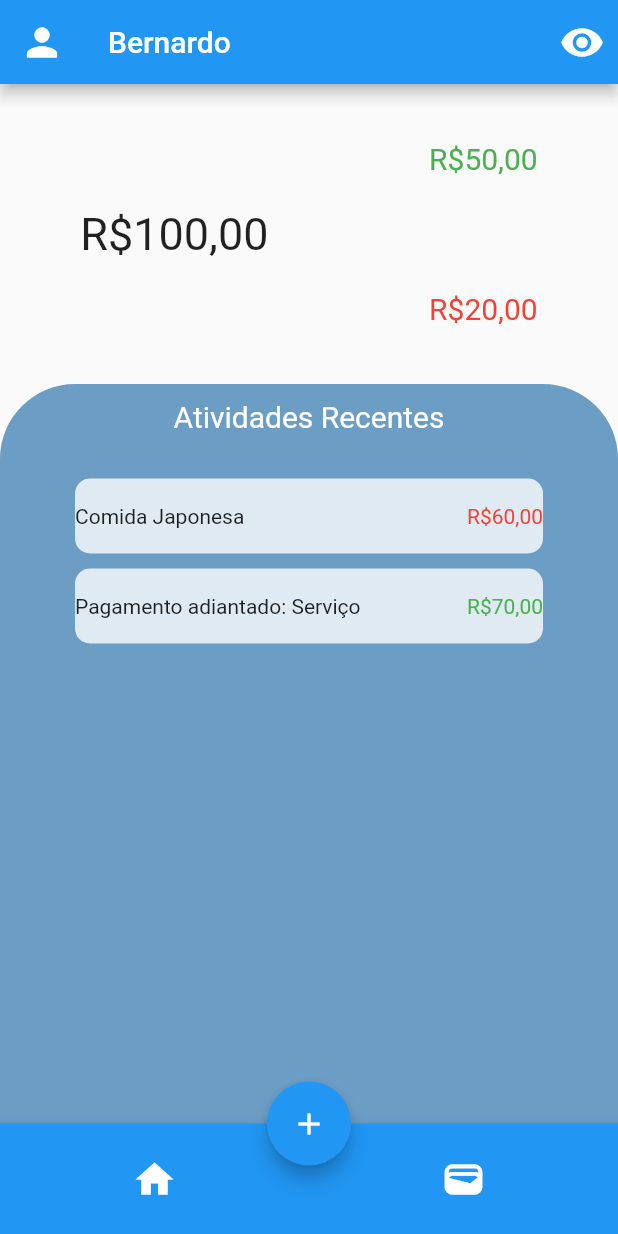
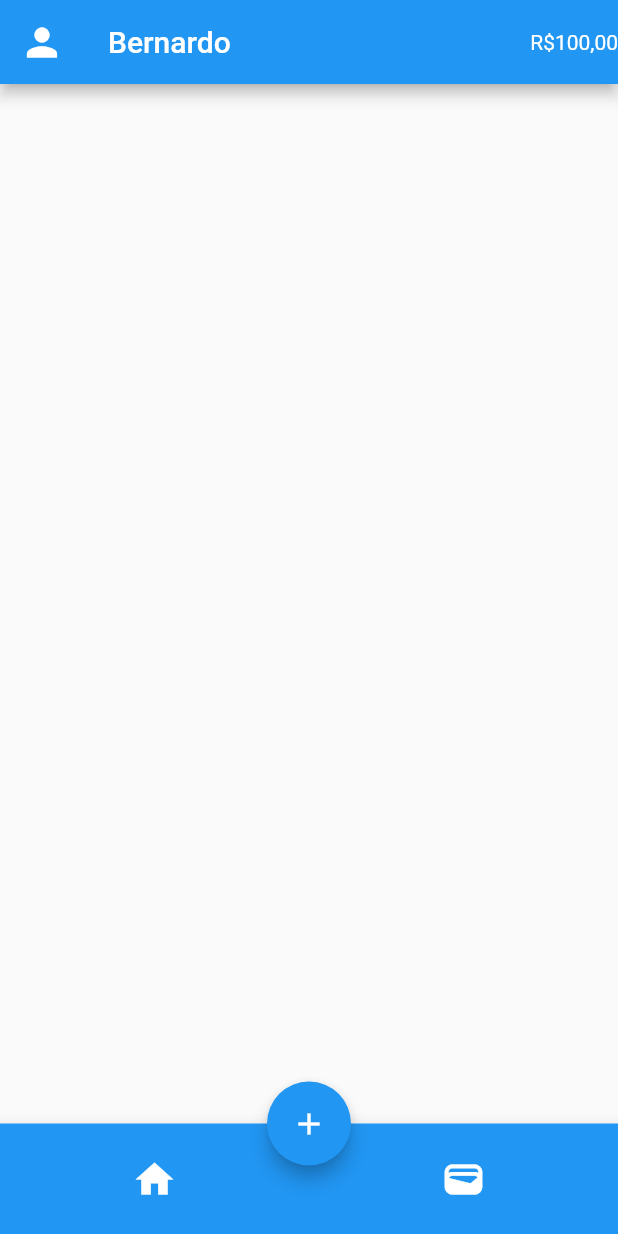
Before and after one commit to bernardodm/Guarda-Grana, a Flutter app: the screen it shows after launch, after a tap on the "wallet" icon, on a phone screen of 412 x 824 dp. Run offline on Flutter 3.47's test engine with Material 2 defaults, Android fonts, the phone set to English and light mode, and no system bars; missing offline and left inert: dart:html.

Commit message:
Telas de Add e Carteira adicionada. Configuração de navegação.

```diff
--- /dev/null
+++ b/lib/carteira.dart
@@ -0,0 +1,84 @@
+import 'package:flutter/material.dart';
+import 'package:flutter/src/widgets/framework.dart';
+import 'package:flutter/src/widgets/placeholder.dart';
+import 'package:my_app/addpage.dart';
+
+class Carteira extends StatefulWidget {
+  const Carteira({super.key});
+
+  @override
+  State<Carteira> createState() => _CarteiraState();
+}
+
+class _CarteiraState extends State<Carteira> {
+  @override
+  Widget build(BuildContext context) {
+    return Scaffold(
+      appBar: AppBar(
+        leading: IconButton(
+          color: Colors.white,
+          iconSize: 30.0,
+          icon: Icon(Icons.person),
+          onPressed: () {},
+        ),
+        title: Text("Bernardo"),
+        actions: [
+          Center(
+            child: Text("R\$100,00"),
+          ),
+        ],
+      ),
+
+      //
+      //
+      //
+      //
+      //
+      //
+      floatingActionButton: FloatingActionButton(
+        onPressed: () {
+          Navigator.of(context).push(
+            MaterialPageRoute(
+              builder: (context) => Addpage(),
+            ),
+          );
+        },
+        elevation: 5.0,
+        child: Icon(
+          Icons.add,
+          color: Colors.white,
+        ),
+      ),
+      floatingActionButtonLocation: FloatingActionButtonLocation.centerDocked,
+      //
+      //
+      //
+      //
+      //
+      bottomNavigationBar: BottomAppBar(
+        color: Colors.blue,
+        height: 75,
+        child: Row(
+          mainAxisSize: MainAxisSize.max,
+          mainAxisAlignment: MainAxisAlignment.spaceAround,
+          children: <Widget>[
+            IconButton(
+              color: Colors.white,
+              iconSize: 30.0,
+              icon: Icon(Icons.home),
+              onPressed: () {
+                Navigator.of(context).pop();
+              },
+            ),
+            IconButton(
+              color: Colors.white,
+              iconSize: 30.0,
+              icon: Icon(Icons.wallet),
+              onPressed: () {},
+            ),
+          ],
+        ),
+      ),
+    );
+  }
+}
--- a/lib/home.dart
+++ b/lib/home.dart
@@ -1,6 +1,8 @@
 import 'package:flutter/material.dart';
 import 'package:flutter/src/widgets/framework.dart';
 import 'package:flutter/src/widgets/placeholder.dart';
+import 'package:my_app/addpage.dart';
+import 'package:my_app/carteira.dart';
 
 class Home extends StatefulWidget {
   const Home({super.key});
@@ -179,7 +181,13 @@ class _HomeState extends State<Home> {
       //
       //
       floatingActionButton: FloatingActionButton(
-        onPressed: () {},
+        onPressed: () {
+          Navigator.of(context).push(
+            MaterialPageRoute(
+              builder: (context) => Addpage(),
+            ),
+          );
+        },
         elevation: 5.0,
         child: Icon(
           Icons.add,
@@ -209,7 +217,13 @@ class _HomeState extends State<Home> {
               color: Colors.white,
               iconSize: 30.0,
               icon: Icon(Icons.wallet),
-              onPressed: () {},
+              onPressed: () {
+                Navigator.of(context).push(
+                  MaterialPageRoute(
+                    builder: (context) => Carteira(),
+                  ),
+                );
+              },
             ),
           ],
         ),
--- a/lib/main.dart
+++ b/lib/main.dart
@@ -1,11 +1,13 @@
 import 'package:flutter/material.dart';
+import 'package:my_app/addpage.dart';
 import 'package:my_app/home.dart';
 import 'package:my_app/login.dart';
 
 void main() {
   runApp(
-    const MaterialApp(
+    MaterialApp(
       home: Home(),
+      routes: {'/addpage': (context) => Addpage()},
     ),
   );
 }
```
Also changed, not shown: lib/addpage.dart (added, +158 -0 lines).
